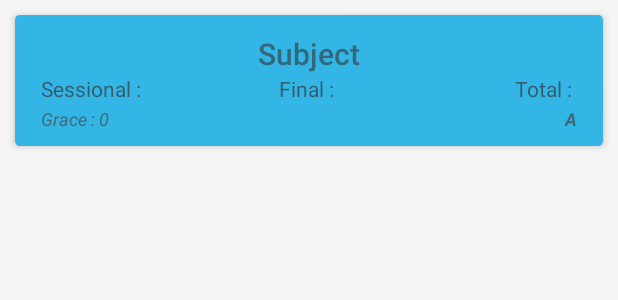
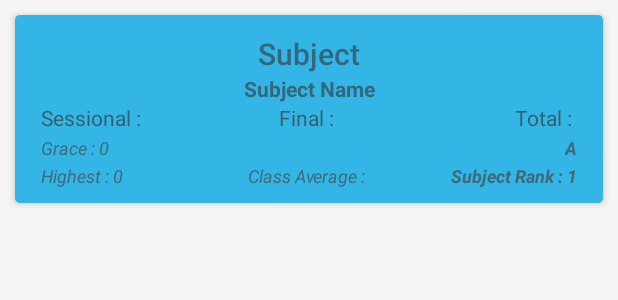
Before and after one commit to iamareebjamal/ctengg-amu-android, an Android app: the layout result_card.xml on its own in the app's theme, with its tools: preview values and no code run, on a phone screen of 412 x 824 dp. Shown: the top 300 px of the screen. Run offline under Robolectric (Android 15) with nearby library versions, the phone set to English and light mode, and no system bars.

Commit message:
feat: Add missing fields in Result

```diff
--- a/app/src/main/res/layout/result_card.xml
+++ b/app/src/main/res/layout/result_card.xml
@@ -27,6 +27,16 @@
             android:text="Subject"
             android:textAppearance="@style/TextAppearance.AppCompat.Title"
             android:textColor="#99333333" />
+
+        <TextView
+            android:id="@+id/subjectName"
+            android:layout_width="match_parent"
+            android:layout_height="wrap_content"
+            android:layout_gravity="center_horizontal"
+            android:text="Subject Name"
+            android:textStyle="bold"
+            android:textColor="#99333333"
+            android:gravity="center"/>
 
         <RelativeLayout
             android:layout_width="match_parent"
@@ -90,6 +100,45 @@
                 android:textStyle="italic|bold" />
 
         </RelativeLayout>
+
+        <RelativeLayout
+            android:layout_width="match_parent"
+            android:layout_height="wrap_content"
+            android:paddingTop="2dp">
+
+            <TextView
+                android:id="@+id/highest"
+                android:layout_width="wrap_content"
+                android:layout_height="wrap_content"
+                android:layout_alignParentLeft="true"
+                android:layout_alignParentStart="true"
+                android:text="Highest : 0"
+                android:textColor="#aa444444"
+                android:textSize="12sp"
+                android:textStyle="italic" />
+
+            <TextView
+                android:id="@+id/average"
+                android:layout_width="wrap_content"
+                android:layout_height="wrap_content"
+                android:layout_centerHorizontal="true"
+                android:text="Class Average : "
+                android:textColor="#aa444444"
+                android:textSize="12sp"
+                android:textStyle="italic" />
+
+            <TextView
+                android:id="@+id/rank"
+                android:layout_width="wrap_content"
+                android:layout_height="wrap_content"
+                android:layout_alignParentEnd="true"
+                android:layout_alignParentRight="true"
+                android:text="Subject Rank : 1"
+                android:textColor="#aa444444"
+                android:textSize="12sp"
+                android:textStyle="italic|bold" />
+
+        </RelativeLayout>
     </LinearLayout>
 
 </android.support.v7.widget.CardView>
```
Also changed, not shown: app/src/main/java/amu/areeb/zhcet/adapter/ResultAdapter.java (+16 -10 lines), app/src/main/java/amu/areeb/zhcet/model/Result.java (+28 -1 lines), app/src/main/java/amu/areeb/zhcet/ui/fragment/ResultFragment.java (+6 -8 lines).
